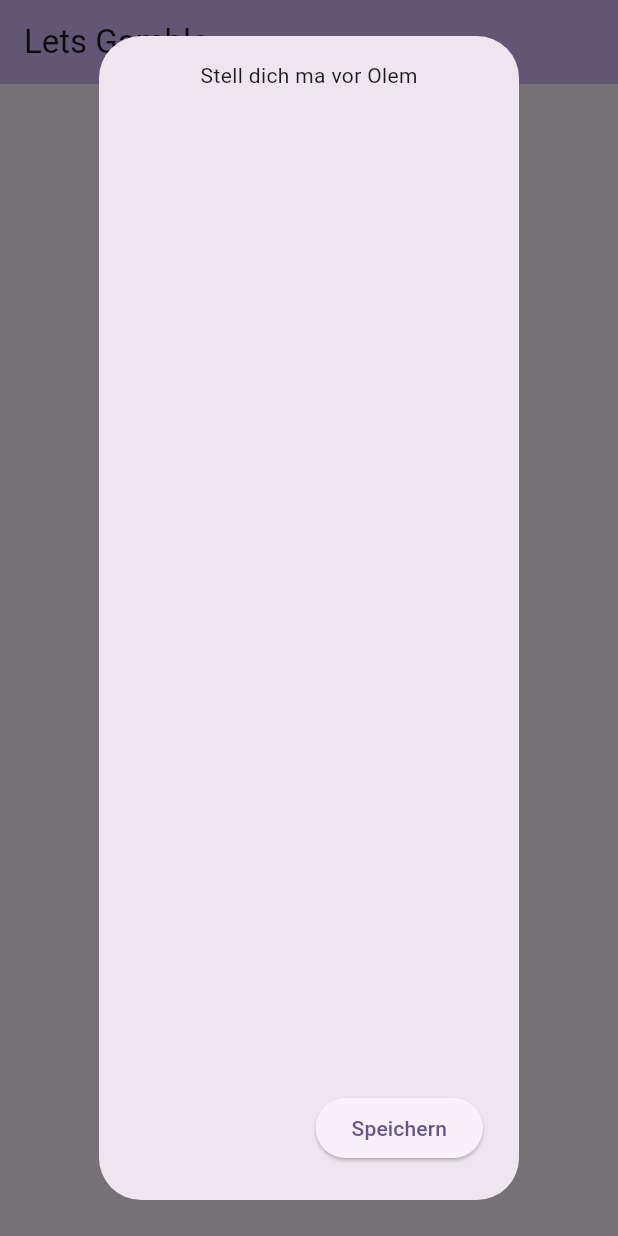
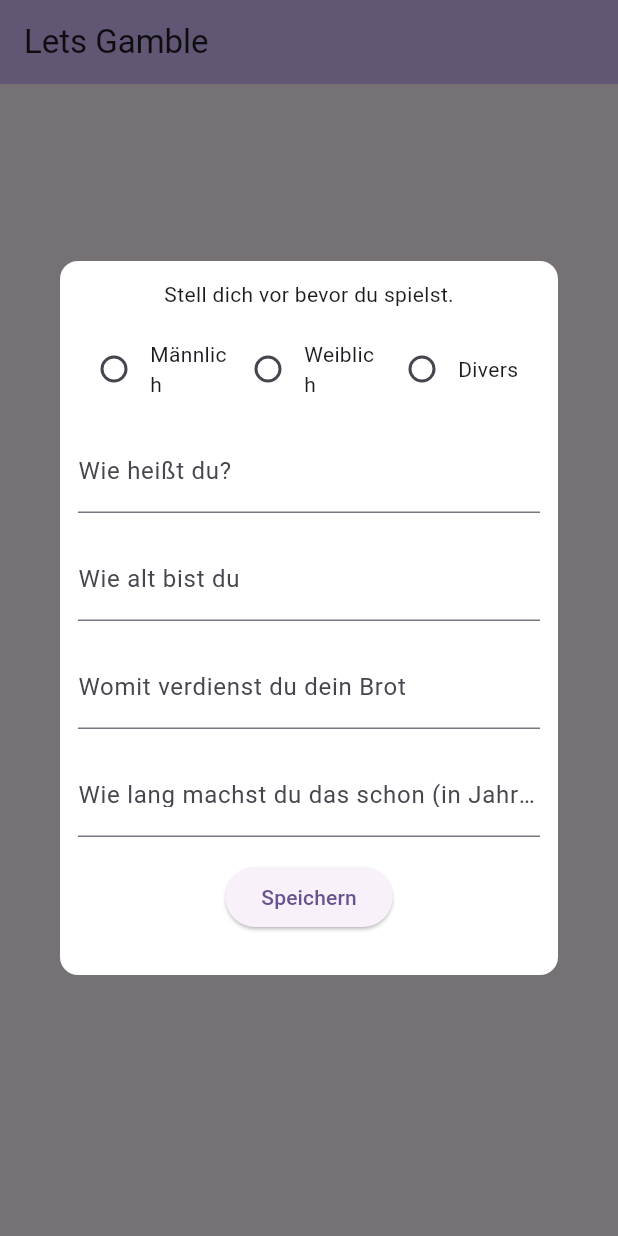
Before and after one commit to Mo92/unigame, a Flutter app: the GamePage screen opened directly, on a phone screen of 412 x 824 dp. Run offline on Flutter 3.47's test engine with Material 3 defaults, Android fonts, the phone set to English and light mode, and no system bars; our stand-ins replace equatable, flutter_bloc.

Commit message:
add primitvie custom dialogue

```diff
--- a/lib/pages/game/game_page.dart
+++ b/lib/pages/game/game_page.dart
@@ -5,6 +5,7 @@ import 'package:unigame/logic/game/game_bloc.dart';
 import 'package:unigame/logic/game/game_event.dart';
 import 'package:unigame/logic/game/game_state.dart';
 import 'package:unigame/logic/game/models/profile_model.dart';
+import 'package:unigame/pages/game/profile_dialog.dart';
 
 class GamePage extends StatelessWidget {
   GamePage({super.key});
@@ -41,30 +42,16 @@ class GamePage extends StatelessWidget {
       body: BlocBuilder<GameBloc, GameState>(
         builder: (context, state) {
           if (state is GameStateLoading) {
-            SchedulerBinding.instance.addPostFrameCallback((_) {
-              showDialog(
+            SchedulerBinding.instance.addPostFrameCallback(
+              (_) {
+                showDialog(
                   context: context,
                   builder: (innerContext) {
-                    return AlertDialog(
-                      content: Column(
-                        children: [
-                          Text('Stell dich ma vor Olem'),
-                        ],
-                      ),
-                      actions: [
-                        ElevatedButton(
-                          onPressed: () {
-                            Navigator.of(context).pop();
-                            BlocProvider.of<GameBloc>(context).add(
-                              SaveProfile(profile: profileDummy),
-                            );
-                          },
-                          child: Text('Speichern'),
-                        )
-                      ],
-                    );
-                  });
-            });
+                    return ProfileDialog();
+                  },
+                );
+              },
+            );
             return Center(
               child: CircularProgressIndicator(),
             );
--- /dev/null
+++ b/lib/pages/game/profile_dialog.dart
@@ -0,0 +1,155 @@
+import 'package:flutter/material.dart';
+import 'package:flutter_bloc/flutter_bloc.dart';
+import 'package:unigame/logic/game/game_bloc.dart';
+import 'package:unigame/logic/game/game_event.dart';
+import 'package:unigame/logic/game/models/profile_model.dart';
+
+class ProfileDialog extends StatefulWidget {
+  const ProfileDialog({super.key});
+
+  @override
+  State<ProfileDialog> createState() => _ProfileDialogState();
+}
+
+class _ProfileDialogState extends State<ProfileDialog> {
+  final _formKey = GlobalKey<FormState>();
+  final _nameController = TextEditingController();
+  int? selectedSalutation;
+
+  final ProfileModel profileDummy = ProfileModel(
+    name: 'Testmann',
+    age: 23,
+    salutation: 'M',
+    yearsOfExperience: 6,
+    jobTitle: 'Student',
+  );
+
+  @override
+  Widget build(BuildContext context) {
+    return SizedBox(
+      child: Dialog(
+        child: Container(
+          decoration: BoxDecoration(
+            color: Colors.white,
+            borderRadius: BorderRadius.circular(12),
+          ),
+          padding: const EdgeInsets.all(12.0),
+          child: SingleChildScrollView(
+            child: Form(
+              key: _formKey,
+              child: Column(
+                children: [
+                  Text('Stell dich vor bevor du spielst.'),
+                  SizedBox(height: 16),
+                  Center(
+                    child: Row(
+                      mainAxisAlignment: MainAxisAlignment.spaceAround,
+                      children: [
+                        Expanded(
+                          flex: 1,
+                          child: Row(
+                            children: [
+                              Radio<int>(
+                                  value: 0,
+                                  groupValue: selectedSalutation,
+                                  onChanged: (index) {
+                                    setState(() {
+                                      selectedSalutation = index!;
+                                    });
+                                  }),
+                              Expanded(
+                                child: Text('Männlich'),
+                              )
+                            ],
+                          ),
+                        ),
+                        Expanded(
+                          flex: 1,
+                          child: Row(
+                            children: [
+                              Radio(
+                                  value: 1,
+                                  groupValue: selectedSalutation,
+                                  onChanged: (index) {
+                                    setState(() {
+                                      selectedSalutation = index!;
+                                    });
+                                  }),
+                              Expanded(child: Text('Weiblich'))
+                            ],
+                          ),
+                        ),
+                        Expanded(
+                          flex: 1,
+                          child: Row(
+                            children: [
+                              Radio(
+                                  value: 2,
+                                  groupValue: selectedSalutation,
+                                  onChanged: (index) {
+                                    setState(() {
+                                      selectedSalutation = index!;
+                                    });
+                                  }),
+                              Expanded(child: Text('Divers'))
+                            ],
+                          ),
+                        ),
+                      ],
+                    ),
+                  ),
+                  SizedBox(height: 16),
+                  TextFormField(
+                    controller: _nameController,
+                    decoration: const InputDecoration(
+                      border: UnderlineInputBorder(),
+                      labelText: 'Wie heißt du?',
+                    ),
+                  ),
+                  SizedBox(height: 16),
+                  TextFormField(
+                    controller: TextEditingController(),
+                    keyboardType: TextInputType.number,
+                    decoration: const InputDecoration(
+                      border: UnderlineInputBorder(),
+                      labelText: 'Wie alt bist du',
+                    ),
+                  ),
+                  SizedBox(height: 16),
+                  TextFormField(
+                    controller: TextEditingController(),
+                    decoration: const InputDecoration(
+                      border: UnderlineInputBorder(),
+                      labelText: 'Womit verdienst du dein Brot',
+                    ),
+                  ),
+                  SizedBox(height: 16),
+                  TextFormField(
+                    controller: TextEditingController(),
+                    keyboardType:
+                        TextInputType.numberWithOptions(decimal: true),
+                    decoration: const InputDecoration(
+                      border: UnderlineInputBorder(),
+                      labelText: 'Wie lang machst du das schon (in Jahren)',
+                    ),
+                  ),
+                  SizedBox(height: 16),
+                  ElevatedButton(
+                    onPressed: () {
+                      Navigator.of(context).pop();
+                      BlocProvider.of<GameBloc>(context).add(
+                        SaveProfile(profile: profileDummy),
+                      );
+                    },
+                    child: Text('Speichern'),
+                  ),
+                  SizedBox(height: 16),
+                ],
+              ),
+            ),
+          ),
+        ),
+      ),
+    );
+  }
+}
```
